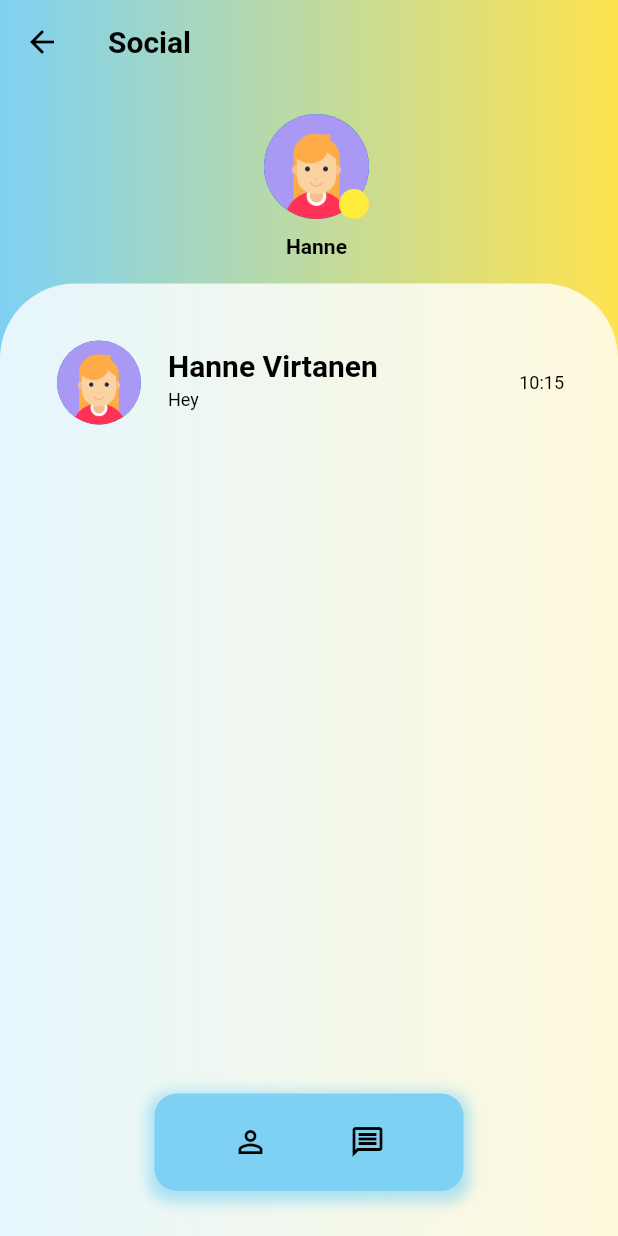
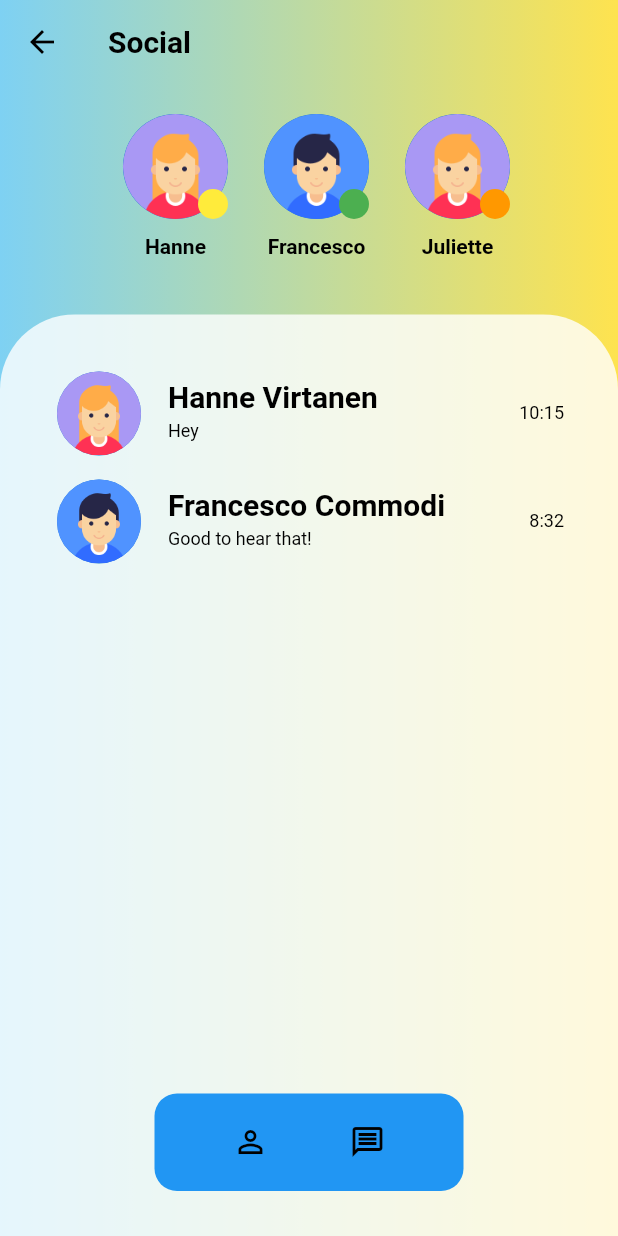
Before and after one commit to salcc/Junction-2022, a Flutter app: the SocialScreen screen opened by its route, on a phone screen of 412 x 824 dp. Run offline on Flutter 3.47's test engine with Material 2 defaults, Android fonts, the phone set to English and light mode, and no system bars; our stand-ins replace fl_chart, get.

Commit message:
Polishing and extra examples

```diff
--- a/flutter_demo/lib/models/chat_model.dart
+++ b/flutter_demo/lib/models/chat_model.dart
@@ -35,6 +35,18 @@ class Chat {
                 (message.recipientId == '1' || message.recipientId == '2'),
           )
           .toList(),
+    ),
+    Chat(
+      id: '1',
+      users:
+          User.users.where((user) => user.id == '1' || user.id == '3').toList(),
+      messages: Message.messages
+          .where(
+            (message) =>
+                (message.senderId == '1' || message.senderId == '3') &
+                (message.recipientId == '1' || message.recipientId == '3'),
+          )
+          .toList(),
     )
   ];
 }
--- a/flutter_demo/lib/models/message_model.dart
+++ b/flutter_demo/lib/models/message_model.dart
@@ -24,5 +24,11 @@ class Message {
       text: 'Hey',
       createdAt: DateTime(2022, 08, 01, 10, 15, 32),
     ),
+    Message(
+      senderId: '3',
+      recipientId: '1',
+      text: 'Good to hear that!',
+      createdAt: DateTime(2022, 08, 01, 08, 32, 11),
+    )
   ];
 }
--- a/flutter_demo/lib/models/user_model.dart
+++ b/flutter_demo/lib/models/user_model.dart
@@ -35,6 +35,17 @@ class User {
       mood: 3,
     ),
     User(
+      id: '99',
+      name: 'Bot',
+      surname: '',
+      imagePath: 'assets/images/female_avatar.png',
+      gender: 'Bot',
+      occupation: '-',
+      description: 'AI bot mediator.',
+      age: 2000,
+      mood: 4,
+    ),
+    User(
       id: '2',
       name: 'Hanne',
       surname: 'Virtanen',
@@ -46,5 +57,27 @@ class User {
       age: 20,
       mood: 2,
     ),
+    User(
+      id: '3',
+      name: 'Francesco',
+      surname: 'Commodi',
+      imagePath: 'assets/images/male_avatar.png',
+      gender: 'Male',
+      occupation: 'Employed',
+      description: '',
+      age: 30,
+      mood: 3,
+    ),
+    User(
+      id: '4',
+      name: 'Juliette',
+      surname: 'Evans',
+      imagePath: 'assets/images/female_avatar.png',
+      gender: 'Female',
+      occupation: 'Student',
+      description: '',
+      age: 18,
+      mood: 1,
+    ),
   ];
 }
--- a/flutter_demo/lib/screens/social_screen.dart
+++ b/flutter_demo/lib/screens/social_screen.dart
@@ -127,19 +127,21 @@ class _SocialBar extends StatelessWidget {
       4: Colors.green.shade900,
     };
     return Container(
-      height: height * 0.125,
+      height: height * 0.15,
       margin: const EdgeInsets.only(left: 20, top: 20),
       child: ListView.builder(
           scrollDirection: Axis.horizontal,
           shrinkWrap: true,
-          itemCount: users.length - 1,
+          itemCount: users.length - 2,
           itemBuilder: (context, index) {
-            User user = users[index + 1];
+            User user = users[index + 2];
             return Container(
                 margin: const EdgeInsets.only(right: 10),
                 child: Column(
                   children: [
-                    Stack(
+                    Padding(
+                        padding: const EdgeInsets.only(left: 7, right: 7),
+                        child: Stack(
                           children: [
                             CircleAvatar(
                                 radius: 35,
@@ -158,7 +160,7 @@ class _SocialBar extends StatelessWidget {
                               ),
                             ))
                           ],
-                    ),
+                        )),
                     const SizedBox(height: 10),
                     Text(
                       user.name,
--- a/flutter_demo/lib/widgets/bottom_bar.dart
+++ b/flutter_demo/lib/widgets/bottom_bar.dart
@@ -15,16 +15,18 @@ class BottomBar extends StatelessWidget {
         width: width * 0.5,
         margin: const EdgeInsets.only(bottom: 30),
         decoration: BoxDecoration(
-            boxShadow: [
-              BoxShadow(
-                color: Theme.of(context).colorScheme.primary.withAlpha(150),
-                spreadRadius: 4,
-                blurRadius: 7,
-                offset: const Offset(0, 3),
-              )
-            ],
+            // boxShadow: [
+            //   BoxShadow(
+            //     // color: Theme.of(context).colorScheme.primary.withAlpha(150),
+            //     color: Colors.blue.withAlpha(150),
+            //     spreadRadius: 4,
+            //     blurRadius: 7,
+            //     offset: const Offset(0, 3),
+            //   )
+            // ],
             borderRadius: BorderRadius.circular(15),
-            color: Theme.of(context).colorScheme.primary.withAlpha(255)),
+            // color: Theme.of(context).colorScheme.primary.withAlpha(255)),
+            color: Colors.blue),
         child: Row(
           mainAxisAlignment: MainAxisAlignment.center,
           mainAxisSize: MainAxisSize.min,
```
Lines whose indentation alone changed are shown as unchanged.
